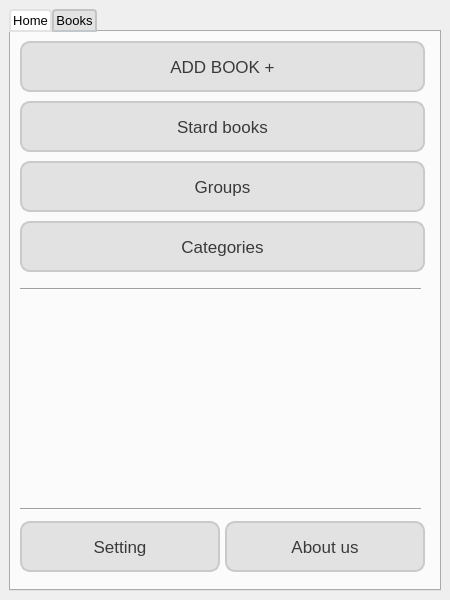
First picture: the form in main.ui, repository HoseinMortezaei/yourLibrary, before the edit.
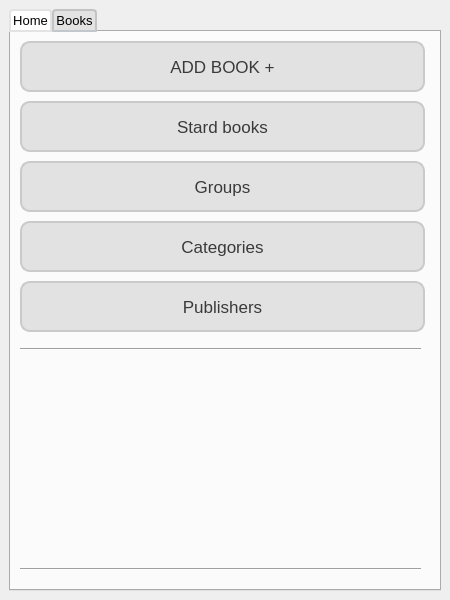
Second picture: the form after the edit. Icons and pictures are not drawn.

Commit message: add book(without categories and other combos)

```diff
--- a/main.ui
+++ b/main.ui
@@ -226,49 +226,13 @@
             <string>Categories</string>
            </property>
           </widget>
-          <widget class="QPushButton" name="aboutUs">
-           <property name="geometry">
-            <rect>
-             <x>205</x>
-             <y>480</y>
-             <width>200</width>
-             <height>51</height>
-            </rect>
-           </property>
-           <property name="font">
-            <font>
-             <pointsize>13</pointsize>
-            </font>
-           </property>
-           <property name="text">
-            <string>About us</string>
-           </property>
-          </widget>
-          <widget class="QPushButton" name="setting">
-           <property name="geometry">
-            <rect>
-             <x>0</x>
-             <y>480</y>
-             <width>200</width>
-             <height>51</height>
-            </rect>
-           </property>
-           <property name="font">
-            <font>
-             <pointsize>13</pointsize>
-            </font>
-           </property>
-           <property name="text">
-            <string>Setting</string>
-           </property>
-          </widget>
           <widget class="QLabel" name="label">
            <property name="geometry">
             <rect>
              <x>10</x>
-             <y>250</y>
+             <y>320</y>
              <width>401</width>
-             <height>221</height>
+             <height>211</height>
             </rect>
            </property>
            <property name="text">
@@ -282,7 +246,7 @@
            <property name="geometry">
             <rect>
              <x>0</x>
-             <y>240</y>
+             <y>300</y>
              <width>401</width>
              <height>16</height>
             </rect>
@@ -295,7 +259,7 @@
            <property name="geometry">
             <rect>
              <x>0</x>
-             <y>460</y>
+             <y>520</y>
              <width>401</width>
              <height>16</height>
             </rect>
@@ -304,6 +268,24 @@
             <enum>Qt::Horizontal</enum>
            </property>
           </widget>
+          <widget class="QPushButton" name="publishers">
+           <property name="geometry">
+            <rect>
+             <x>0</x>
+             <y>240</y>
+             <width>405</width>
+             <height>51</height>
+            </rect>
+           </property>
+           <property name="font">
+            <font>
+             <pointsize>13</pointsize>
+            </font>
+           </property>
+           <property name="text">
+            <string>Publishers</string>
+           </property>
+          </widget>
          </widget>
         </item>
        </layout>
```
The commit also changes 2 other files.
